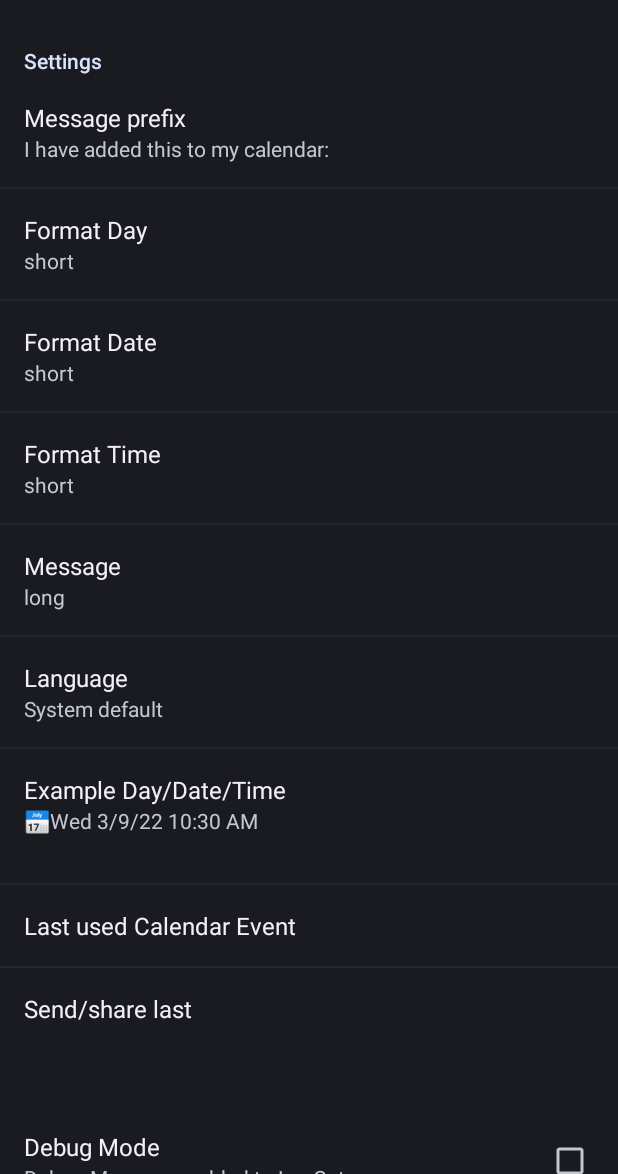
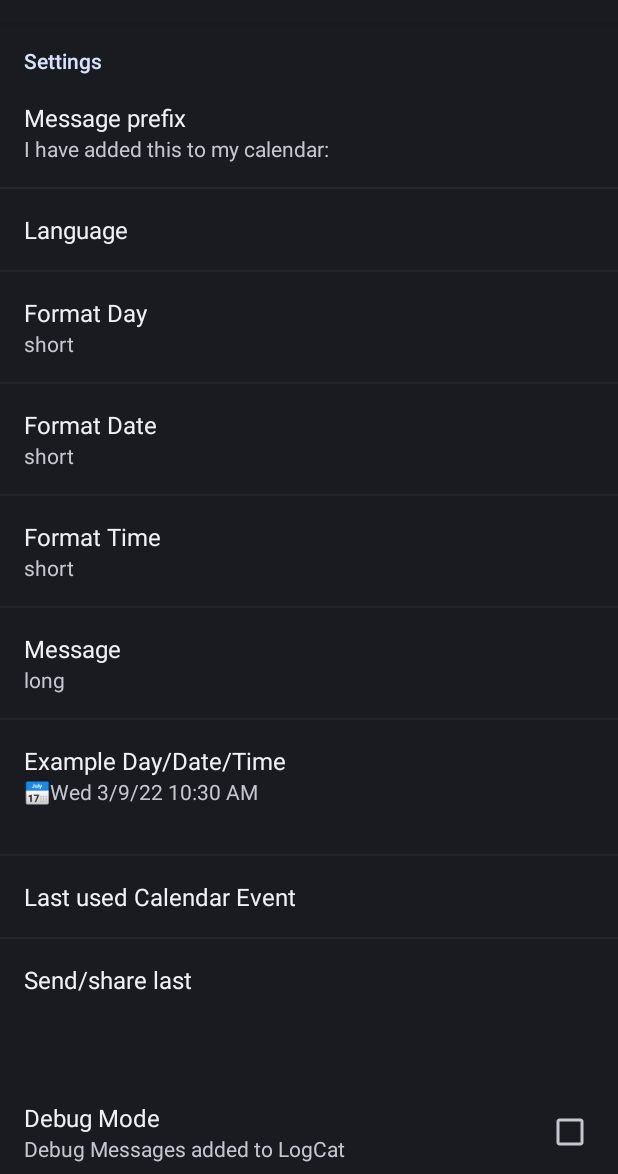
Before and after one commit to k3b/calef, an Android app: the screen it shows after launch (SettingsActivity), on a phone screen of 412 x 824 dp, the part 62-1236 px from its top. Run offline under Robolectric (Android 15) with nearby library versions, the phone set to English and light mode, and no system bars; libraries missing offline, so code that uses them is left out: net.fortuna.ical4j, org.slf4j; 9 statements that could not run were skipped.

Commit message:
Fixed Settings Field-Ordering destoyed by lint warning DeprecatedClassUsageInspection

```diff
--- a/app/src/main/res/xml/preferences.xml
+++ b/app/src/main/res/xml/preferences.xml
@@ -17,6 +17,7 @@ You should have received a copy of the GNU General Public License along with
 this program. If not, see <http://www.gnu.org/licenses/>
 -->
 
+<!--suppress DeprecatedClassUsageInspection -->
 <PreferenceScreen xmlns:android="http://schemas.android.com/apk/res/android"
     android:icon="@drawable/calef"
     android:key="preferences">
@@ -48,10 +49,19 @@ this program. If not, see <http://www.gnu.org/licenses/>
         android:key="first_category"
         android:title="@string/pref_settings_title">
 
+        <!-- Support to change locale at runtime -->
         <EditTextPreference
             android:key="mode_message_prefix"
             android:summary="@string/settings_message_prefix_default"
             android:title="@string/settings_message_prefix_title" />
+
+        <ListPreference
+            android:defaultValue=""
+            android:entries="@array/pref_locale_names"
+            android:entryValues="@array/pref_locale_values"
+            android:negativeButtonText="@null"
+            android:positiveButtonText="@null"
+            android:title="@string/settings_locale_title" />
 
         <ListPreference
             android:key="mode_day"
@@ -70,7 +80,6 @@ this program. If not, see <http://www.gnu.org/licenses/>
             android:positiveButtonText="@null"
             android:title="@string/settings_mode_date_title" />
 
-        <!-- Support to change locale at runtime -->
         <ListPreference
             android:key="mode_time"
             android:defaultValue="3"
@@ -88,15 +97,6 @@ this program. If not, see <http://www.gnu.org/licenses/>
             android:negativeButtonText="@null"
             android:positiveButtonText="@null"
             android:title="@string/settings_mode_message_title" />
-
-        <ListPreference
-            android:defaultValue=""
-            android:entries="@array/pref_locale_names"
-            android:entryValues="@array/pref_locale_values"
-            android:key="user_locale"
-            android:negativeButtonText="@null"
-            android:positiveButtonText="@null"
-            android:title="@string/settings_locale_title" />
 
         <Preference
             android:key="mode_example"
```
